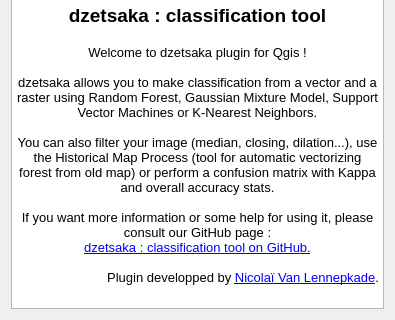
Old version of the form ui/help_dock.ui in the repository nkarasiak/dzetsaka; both pictures show x 0 to 395 and y 176 to 496 of the 395 by 496 pixel window.
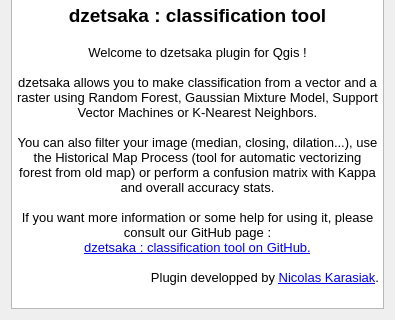
New version of the form. Icons and pictures are not drawn.

The edit to the form file:
```diff
--- a/ui/help_dock.ui
+++ b/ui/help_dock.ui
@@ -62,19 +62,22 @@
       <string>&lt;!DOCTYPE HTML PUBLIC &quot;-//W3C//DTD HTML 4.0//EN&quot; &quot;http://www.w3.org/TR/REC-html40/strict.dtd&quot;&gt;
 &lt;html&gt;&lt;head&gt;&lt;meta name=&quot;qrichtext&quot; content=&quot;1&quot; /&gt;&lt;style type=&quot;text/css&quot;&gt;
 p, li { white-space: pre-wrap; }
-&lt;/style&gt;&lt;/head&gt;&lt;body style=&quot; font-family:'MS Shell Dlg 2'; font-size:8.25pt; font-weight:400; font-style:normal;&quot;&gt;
-&lt;p align=&quot;center&quot; style=&quot; margin-top:0px; margin-bottom:0px; margin-left:0px; margin-right:0px; -qt-block-indent:0; text-indent:0px;&quot;&gt;&lt;span style=&quot; font-family:'Ubuntu'; font-size:14pt; font-weight:600;&quot;&gt;dzetsaka : classification tool&lt;/span&gt;&lt;/p&gt;
-&lt;p align=&quot;center&quot; style=&quot;-qt-paragraph-type:empty; margin-top:0px; margin-bottom:0px; margin-left:0px; margin-right:0px; -qt-block-indent:0; text-indent:0px; font-family:'Ubuntu'; font-size:11pt;&quot;&gt;&lt;br /&gt;&lt;/p&gt;
-&lt;p align=&quot;center&quot; style=&quot; margin-top:0px; margin-bottom:0px; margin-left:0px; margin-right:0px; -qt-block-indent:0; text-indent:0px;&quot;&gt;&lt;span style=&quot; font-family:'Ubuntu'; font-size:10pt;&quot;&gt;Welcome to dzetsaka plugin for Qgis !&lt;/span&gt;&lt;/p&gt;
-&lt;p align=&quot;center&quot; style=&quot;-qt-paragraph-type:empty; margin-top:0px; margin-bottom:0px; margin-left:0px; margin-right:0px; -qt-block-indent:0; text-indent:0px; font-family:'Ubuntu'; font-size:10pt;&quot;&gt;&lt;br /&gt;&lt;/p&gt;
-&lt;p align=&quot;center&quot; style=&quot; margin-top:0px; margin-bottom:0px; margin-left:0px; margin-right:0px; -qt-block-indent:0; text-indent:0px;&quot;&gt;&lt;span style=&quot; font-family:'Ubuntu'; font-size:10pt;&quot;&gt;dzetsaka allows you to make classification from a vector and a raster using Random Forest, Gaussian Mixture Model, Support Vector Machines or K-Nearest Neighbors.&lt;/span&gt;&lt;/p&gt;
-&lt;p align=&quot;center&quot; style=&quot;-qt-paragraph-type:empty; margin-top:0px; margin-bottom:0px; margin-left:0px; margin-right:0px; -qt-block-indent:0; text-indent:0px; font-family:'Ubuntu'; font-size:10pt;&quot;&gt;&lt;br /&gt;&lt;/p&gt;
-&lt;p align=&quot;center&quot; style=&quot; margin-top:0px; margin-bottom:0px; margin-left:0px; margin-right:0px; -qt-block-indent:0; text-indent:0px;&quot;&gt;&lt;span style=&quot; font-family:'Ubuntu'; font-size:10pt;&quot;&gt;You can also filter your image (median, closing, dilation...), use the Historical Map Process (tool for automatic vectorizing forest from old map) or perform a confusion matrix with Kappa and overall accuracy stats.&lt;/span&gt;&lt;/p&gt;
-&lt;p align=&quot;center&quot; style=&quot;-qt-paragraph-type:empty; margin-top:0px; margin-bottom:0px; margin-left:0px; margin-right:0px; -qt-block-indent:0; text-indent:0px; font-family:'Ubuntu'; font-size:10pt;&quot;&gt;&lt;br /&gt;&lt;/p&gt;
-&lt;p align=&quot;center&quot; style=&quot; margin-top:0px; margin-bottom:0px; margin-left:0px; margin-right:0px; -qt-block-indent:0; text-indent:0px;&quot;&gt;&lt;span style=&quot; font-family:'Ubuntu'; font-size:10pt;&quot;&gt;If you want more information or some help for using it, please consult our GitHub page :&lt;/span&gt;&lt;/p&gt;
-&lt;p align=&quot;center&quot; style=&quot; margin-top:0px; margin-bottom:0px; margin-left:0px; margin-right:0px; -qt-block-indent:0; text-indent:0px;&quot;&gt;&lt;a href=&quot;https://github.com/lennepkade/dzetsaka&quot;&gt;&lt;span style=&quot; font-family:'Ubuntu'; font-size:10pt; text-decoration: underline; color:#0000ff;&quot;&gt;dzetsaka : classification tool on GitHub.&lt;/span&gt;&lt;/a&gt;&lt;/p&gt;
-&lt;p align=&quot;center&quot; style=&quot;-qt-paragraph-type:empty; margin-top:0px; margin-bottom:0px; margin-left:0px; margin-right:0px; -qt-block-indent:0; text-indent:0px; font-family:'Ubuntu'; font-size:10pt; text-decoration: underline; color:#0000ff;&quot;&gt;&lt;br /&gt;&lt;/p&gt;
-&lt;p align=&quot;right&quot; style=&quot; margin-top:0px; margin-bottom:0px; margin-left:0px; margin-right:0px; -qt-block-indent:0; text-indent:0px;&quot;&gt;&lt;span style=&quot; font-family:'Ubuntu'; font-size:10pt;&quot;&gt;Plugin developped by &lt;/span&gt;&lt;a href=&quot;http://www.lennepka.de&quot;&gt;&lt;span style=&quot; font-family:'Ubuntu'; font-size:10pt; text-decoration: underline; color:#0000ff;&quot;&gt;Nicolaï Van Lennepkade&lt;/span&gt;&lt;/a&gt;&lt;span style=&quot; font-family:'Ubuntu'; font-size:10pt;&quot;&gt;.&lt;/span&gt;&lt;/p&gt;&lt;/body&gt;&lt;/html&gt;</string>
+&lt;/style&gt;&lt;/head&gt;&lt;body style=&quot; font-family:'Ubuntu'; font-size:11pt; font-weight:400; font-style:normal;&quot;&gt;
+&lt;p align=&quot;center&quot; style=&quot; margin-top:0px; margin-bottom:0px; margin-left:0px; margin-right:0px; -qt-block-indent:0; text-indent:0px;&quot;&gt;&lt;span style=&quot; font-size:14pt; font-weight:600;&quot;&gt;dzetsaka : classification tool&lt;/span&gt;&lt;/p&gt;
+&lt;p align=&quot;center&quot; style=&quot;-qt-paragraph-type:empty; margin-top:0px; margin-bottom:0px; margin-left:0px; margin-right:0px; -qt-block-indent:0; text-indent:0px;&quot;&gt;&lt;br /&gt;&lt;/p&gt;
+&lt;p align=&quot;center&quot; style=&quot; margin-top:0px; margin-bottom:0px; margin-left:0px; margin-right:0px; -qt-block-indent:0; text-indent:0px;&quot;&gt;&lt;span style=&quot; font-size:10pt;&quot;&gt;Welcome to dzetsaka plugin for Qgis !&lt;/span&gt;&lt;/p&gt;
+&lt;p align=&quot;center&quot; style=&quot;-qt-paragraph-type:empty; margin-top:0px; margin-bottom:0px; margin-left:0px; margin-right:0px; -qt-block-indent:0; text-indent:0px; font-size:10pt;&quot;&gt;&lt;br /&gt;&lt;/p&gt;
+&lt;p align=&quot;center&quot; style=&quot; margin-top:0px; margin-bottom:0px; margin-left:0px; margin-right:0px; -qt-block-indent:0; text-indent:0px;&quot;&gt;&lt;span style=&quot; font-size:10pt;&quot;&gt;dzetsaka allows you to make classification from a vector and a raster using Random Forest, Gaussian Mixture Model, Support Vector Machines or K-Nearest Neighbors.&lt;/span&gt;&lt;/p&gt;
+&lt;p align=&quot;center&quot; style=&quot;-qt-paragraph-type:empty; margin-top:0px; margin-bottom:0px; margin-left:0px; margin-right:0px; -qt-block-indent:0; text-indent:0px; font-size:10pt;&quot;&gt;&lt;br /&gt;&lt;/p&gt;
+&lt;p align=&quot;center&quot; style=&quot; margin-top:0px; margin-bottom:0px; margin-left:0px; margin-right:0px; -qt-block-indent:0; text-indent:0px;&quot;&gt;&lt;span style=&quot; font-size:10pt;&quot;&gt;You can also filter your image (median, closing, dilation...), use the Historical Map Process (tool for automatic vectorizing forest from old map) or perform a confusion matrix with Kappa and overall accuracy stats.&lt;/span&gt;&lt;/p&gt;
+&lt;p align=&quot;center&quot; style=&quot;-qt-paragraph-type:empty; margin-top:0px; margin-bottom:0px; margin-left:0px; margin-right:0px; -qt-block-indent:0; text-indent:0px; font-size:10pt;&quot;&gt;&lt;br /&gt;&lt;/p&gt;
+&lt;p align=&quot;center&quot; style=&quot; margin-top:0px; margin-bottom:0px; margin-left:0px; margin-right:0px; -qt-block-indent:0; text-indent:0px;&quot;&gt;&lt;span style=&quot; font-size:10pt;&quot;&gt;If you want more information or some help for using it, please consult our GitHub page :&lt;/span&gt;&lt;/p&gt;
+&lt;p align=&quot;center&quot; style=&quot; margin-top:0px; margin-bottom:0px; margin-left:0px; margin-right:0px; -qt-block-indent:0; text-indent:0px;&quot;&gt;&lt;a href=&quot;https://github.com/lennepkade/dzetsaka&quot;&gt;&lt;span style=&quot; font-size:10pt; text-decoration: underline; color:#0000ff;&quot;&gt;dzetsaka : classification tool on GitHub.&lt;/span&gt;&lt;/a&gt;&lt;/p&gt;
+&lt;p align=&quot;center&quot; style=&quot;-qt-paragraph-type:empty; margin-top:0px; margin-bottom:0px; margin-left:0px; margin-right:0px; -qt-block-indent:0; text-indent:0px; font-size:10pt; text-decoration: underline; color:#0000ff;&quot;&gt;&lt;br /&gt;&lt;/p&gt;
+&lt;p align=&quot;right&quot; style=&quot; margin-top:0px; margin-bottom:0px; margin-left:0px; margin-right:0px; -qt-block-indent:0; text-indent:0px;&quot;&gt;&lt;span style=&quot; font-size:10pt;&quot;&gt;Plugin developped by &lt;/span&gt;&lt;a href=&quot;http://www.karasiak.net&quot;&gt;&lt;span style=&quot; font-size:10pt; text-decoration: underline; color:#0000ff;&quot;&gt;Nicolas Karasiak&lt;/span&gt;&lt;/a&gt;&lt;span style=&quot; font-size:10pt;&quot;&gt;.&lt;/span&gt;&lt;/p&gt;&lt;/body&gt;&lt;/html&gt;</string>
+     </property>
+     <property name="openExternalLinks">
+      <bool>true</bool>
      </property>
     </widget>
    </item>
```
